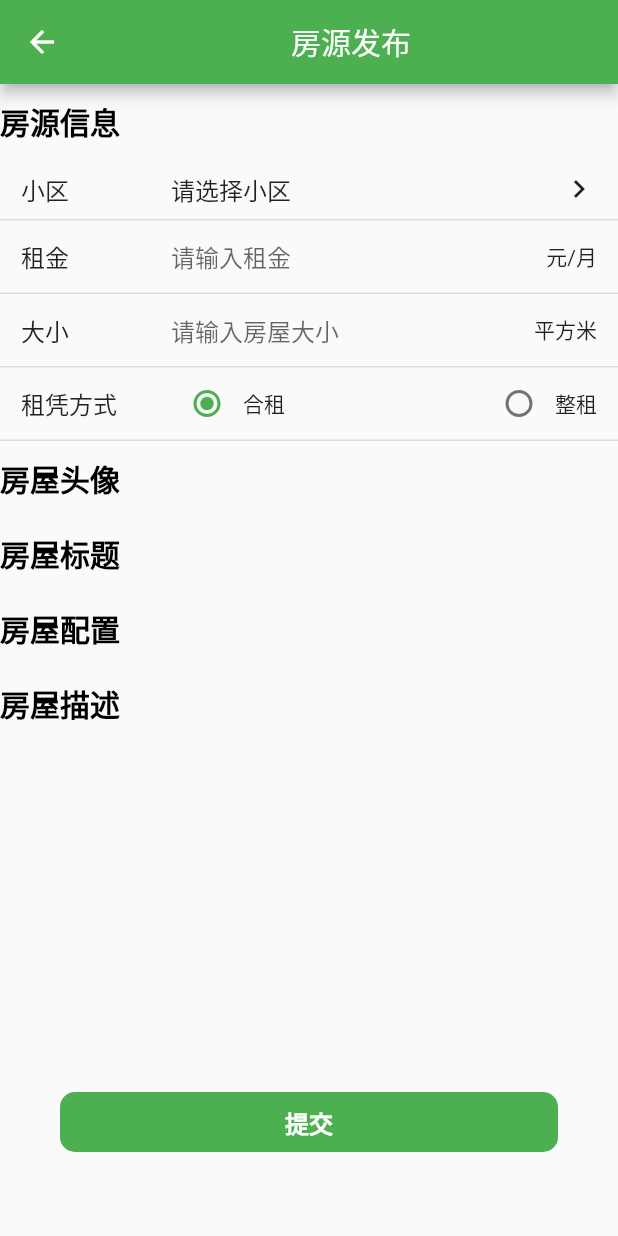
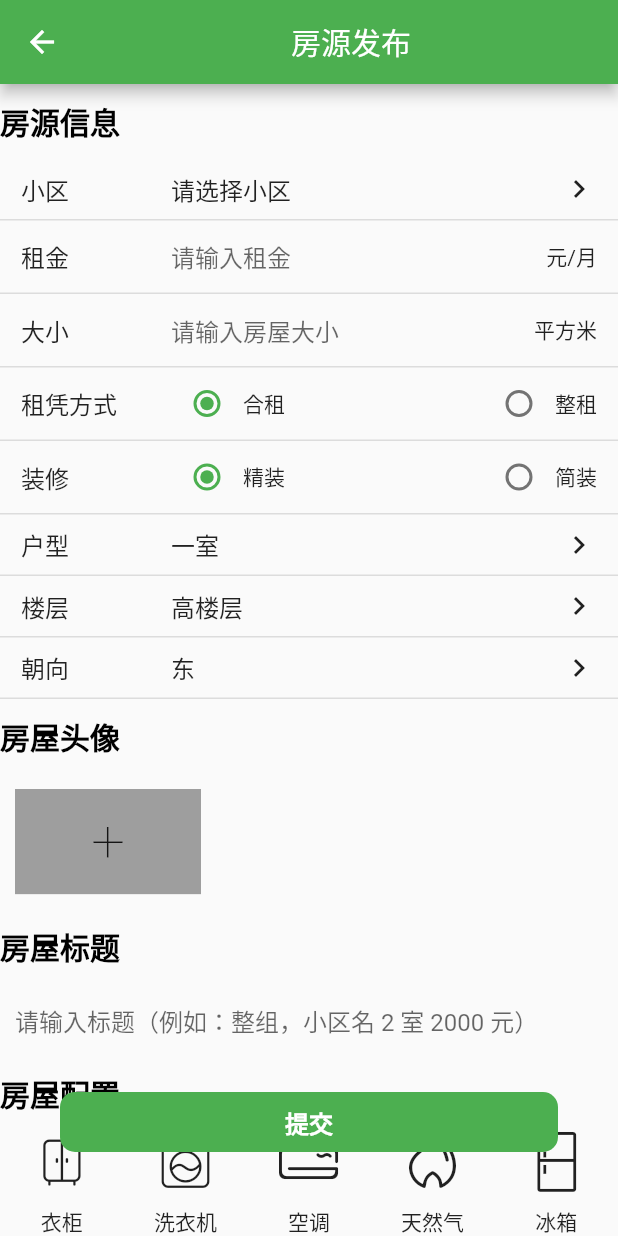
Before and after one commit to yangjinghua01/hook_up_rent1, a Flutter app: the RoomAddPage screen opened directly, on a phone screen of 412 x 824 dp. Run offline on Flutter 3.47's test engine with Material 2 defaults, Android fonts, the phone set to English and light mode, and no system bars; our stand-ins replace cached_network_image, fluro, flutter_swiper, fluttertoast, image_picker; network calls fail; statements that could not run were skipped; project files that could hold a hidden picture were left out.

Commit message:
发布房屋已经完成。提交代码

```diff
--- /dev/null
+++ b/lib/config.dart
@@ -0,0 +1,5 @@
+class Config {
+  static const commonIcon = 'CommonIcon';
+  static const baseUrl =
+      'https://www.fastmock.site/mock/432a14676095fee4c04836707d74972f/api';
+}
--- a/lib/room_add/index.dart
+++ b/lib/room_add/index.dart
@@ -2,8 +2,12 @@ import 'package:flutter/cupertino.dart';
 import 'package:flutter/material.dart';
 import 'package:hook_up_rent/widget/common_floating_button.dart';
 import 'package:hook_up_rent/widget/common_form_item.dart';
+import 'package:hook_up_rent/widget/common_image_picker.dart';
 import 'package:hook_up_rent/widget/common_radio_form_item.dart';
+import 'package:hook_up_rent/widget/common_select_form_item.dart';
 import 'package:hook_up_rent/widget/commont_title.dart';
+
+import '../room_appliance.dart';
 
 class RoomAddPage extends StatefulWidget {
   const RoomAddPage({Key? key}) : super(key: key);
@@ -76,11 +80,66 @@ class _RoomAddPageState extends State<RoomAddPage> {
               setState(() => rentType = index!);
             },
           ),
-
+          CommonRadioFormItem(
+            label: '装修',
+            options: const ['精装', '简装'],
+            value: decorationType,
+            onChange: (index) {
+              setState(() => decorationType = index!);
+            },
+          ),
+          CommonSelectFormItem(
+            label: '户型',
+            value: roomType,
+            onChange: (val) {
+              setState(() => roomType = val!);
+            },
+            options: const ['一室', '二室', '三室', '四室'],
+          ),
+          CommonSelectFormItem(
+            label: '楼层',
+            value: floor,
+            onChange: (val) {
+              setState(() => floor = val!);
+            },
+            options: const ['高楼层', '中楼层', '低楼层'],
+          ),
+          CommonSelectFormItem(
+            label: '朝向',
+            value: oriented,
+            onChange: (val) {
+              setState(() => oriented = val!);
+            },
+            options: const ['东', '南', '西', '北'],
+          ),
           CommonTitle(title: "房屋头像"),
+          const CommonImagePicker(),
           CommonTitle(title: "房屋标题"),
+          Container(
+            padding: const EdgeInsets.symmetric(horizontal: 10),
+            child: TextField(
+              controller: titleController,
+              decoration: const InputDecoration(
+                hintText: '请输入标题（例如：整组，小区名 2 室 2000 元）',
+                border: InputBorder.none,
+              ),
+            ),
+          ),
           CommonTitle(title: "房屋配置"),
-          CommonTitle(title: "房屋描述")
+          RoomAppliance((data) {}),
+          CommonTitle(title: "房屋描述"),
+          Container(
+            margin: const EdgeInsets.only(bottom: 100),
+            padding: const EdgeInsets.symmetric(horizontal: 10),
+            child: TextField(
+              controller: descController,
+              maxLines: 5,
+              decoration: const InputDecoration(
+                hintText: '请输入房屋描述信息',
+                border: InputBorder.none,
+              ),
+            ),
+          ),
         ],
       ),
       floatingActionButtonLocation: FloatingActionButtonLocation.centerFloat,
--- /dev/null
+++ b/lib/room_appliance.dart
@@ -0,0 +1,125 @@
+import 'dart:math';
+
+import 'package:flutter/material.dart';
+import 'package:hook_up_rent/widget/common_check_button.dart';
+
+import 'config.dart';
+
+
+class RoomApplianceItem {
+  final String title;
+  final int iconPoint;
+  final bool isChecked;
+
+  const RoomApplianceItem(this.title, this.iconPoint, this.isChecked);
+}
+
+const List<RoomApplianceItem> _dataList = [
+  RoomApplianceItem('衣柜', 0xe918, false),
+  RoomApplianceItem('洗衣机', 0xe917, false),
+  RoomApplianceItem('空调', 0xe90d, false),
+  RoomApplianceItem('天然气', 0xe90f, false),
+  RoomApplianceItem('冰箱', 0xe907, false),
+  RoomApplianceItem('暖气', 0xe910, false),
+  RoomApplianceItem('电视', 0xe908, false),
+  RoomApplianceItem('热水器', 0xe912, false),
+  RoomApplianceItem('宽带', 0xe90e, false),
+  RoomApplianceItem('沙发', 0xe913, false),
+];
+
+class RoomAppliance extends StatefulWidget {
+  final ValueChanged<List<RoomApplianceItem>>? onChange;
+
+  const RoomAppliance(this.onChange, {Key? key}) : super(key: key);
+
+  @override
+  State<RoomAppliance> createState() => _RoomApplianceState();
+}
+
+class _RoomApplianceState extends State<RoomAppliance> {
+  List<RoomApplianceItem> list = _dataList;
+
+  @override
+  Widget build(BuildContext context) {
+    return Wrap(
+      runSpacing: 20,
+      children: list
+          .map((item) => GestureDetector(
+                behavior: HitTestBehavior.translucent,
+                onTap: () {
+                  setState(() {
+                    list = list
+                        .map((inItem) => (inItem == item)
+                            ? RoomApplianceItem(
+                                item.title,
+                                item.iconPoint,
+                                !item.isChecked,
+                              )
+                            : inItem)
+                        .toList();
+                  });
+                  if (widget.onChange != null) {
+                    widget.onChange!(list);
+                  }
+                },
+                child: SizedBox(
+                  width: MediaQuery.of(context).size.width / 5,
+                  child: Column(
+                    children: [
+                      Icon(
+                        IconData(item.iconPoint, fontFamily: Config.commonIcon),
+                        size: 40,
+                      ),
+                      Padding(
+                        padding: const EdgeInsets.all(10),
+                        child: Text(item.title),
+                      ),
+                      CommonCheckButton(item.isChecked),
+                    ],
+                  ),
+                ),
+              ))
+          .toList(),
+    );
+  }
+}
+
+class RoomApplicanceList extends StatelessWidget {
+  final List<String> list;
+
+  const RoomApplicanceList(this.list, {Key? key}) : super(key: key);
+
+  @override
+  Widget build(BuildContext context) {
+    var showList =
+        _dataList.where((item) => list.contains(item.title)).toList();
+    showList = Random().nextInt(5) % 2 == 0 ? [] : showList;
+    if (showList.isEmpty) {
+      return Container(
+        padding: const EdgeInsets.only(left: 10),
+        child: const Text('暂无房屋配置信息'),
+      );
+    }
+
+    return Wrap(
+      runSpacing: 20,
+      children: showList
+          .map((item) => SizedBox(
+                width: MediaQuery.of(context).size.width / 5,
+                child: Column(
+                  children: [
+                    Icon(
+                      IconData(item.iconPoint, fontFamily: Config.commonIcon),
+                      size: 40,
+                    ),
+                    Padding(
+                      padding: const EdgeInsets.all(10),
+                      child: Text(item.title),
+                    ),
+                  ],
+                ),
+              ))
+          .toList(),
+    );
+  }
+}
--- a/lib/routes.dart
+++ b/lib/routes.dart
@@ -2,6 +2,7 @@ import 'package:fluro/fluro.dart';
 import 'package:flutter/material.dart';
 import 'package:hook_up_rent/home/index.dart';
 import 'package:hook_up_rent/login.dart';
+import 'package:hook_up_rent/page_content.dart';
 import 'package:hook_up_rent/register.dart';
 import 'package:hook_up_rent/room_add/index.dart';
 import 'package:hook_up_rent/room_detail/index.dart';
@@ -19,6 +20,7 @@ class Routes {
   static String setting = '/setting';
   static String roomManager = '/roomManager';
   static String roomAdd ='room_add';
+  static String seach ='search';
 //2.定义路由处理函数
   static Handler _homeHandler =
       Handler(handlerFunc: (BuildContext context, Map<String, dynamic> params) {
@@ -52,6 +54,10 @@ class Routes {
   Handler(handlerFunc: (BuildContext context, Map<String, dynamic> params) {
     return RoomAddPage();
   });
+  static Handler _seachHandler =
+  Handler(handlerFunc: (BuildContext context, Map<String, dynamic> params) {
+    return PageContent("seach");
+  });
 //3。编写configureRouter 关联路由名称和处理函数
   static void configureRoutes(FluroRouter router) {
     router.define(home, handler: _homeHandler);
@@ -59,8 +65,9 @@ class Routes {
     router.define(setting, handler: _settingHandler);
     router.define(roomDetal, handler: _roomDetailHandler);
     router.define(register, handler: _registerHandler);
-    router.define(register, handler: _registerHandler);
+    router.define(roomManager, handler: _roomManagerHandler);
     router.define(roomAdd, handler: _roomAddHandler);
+    router.define(seach, handler: _seachHandler);
     router.notFoundHandler=_notFoundHandler;
   }
 }
--- /dev/null
+++ b/lib/widget/common_image_picker.dart
@@ -0,0 +1,106 @@
+import 'dart:io';
+import 'package:image_picker/image_picker.dart';
+import 'package:flutter/material.dart';
+
+const List<String> defaultImages = [
+  'http://ww3.sinaimg.cn/large/006y8mN6ly1g6e2tdgve1j30ku0bsn75.jpg',
+  'http://ww3.sinaimg.cn/large/006y8mN6ly1g6e2whp87sj30ku0bstec.jpg',
+  'http://ww3.sinaimg.cn/large/006y8mN6ly1g6e2tl1v3bj30ku0bs77z.jpg',
+];
+
+// 设置图片宽高
+var imageWidth = 750.0;
+var imageHeight = 424.0;
+var imageWidgetHeightRatio = imageWidth / imageHeight; // 宽高比
+
+class CommonImagePicker extends StatefulWidget {
+  final ValueChanged? onChange;
+
+  const CommonImagePicker({Key? key, this.onChange}) : super(key: key);
+
+  @override
+  State<CommonImagePicker> createState() => _CommonImagePickerState();
+}
+
+class _CommonImagePickerState extends State<CommonImagePicker> {
+  List<XFile> files = [];
+  final _picker = ImagePicker();
+
+  _pickImage() async {
+    XFile? image = await _picker.pickImage(source: ImageSource.gallery);
+    if (image == null) return;
+    setState(() {
+      files.add(image);
+      // 通知父级数据发生变化
+      if (widget.onChange != null) {
+        widget.onChange!(files);
+      }
+    });
+  }
+
+  @override
+  Widget build(BuildContext context) {
+    var width = (MediaQuery.of(context).size.width - 10 * 4) / 3;
+    var height = width / imageWidgetHeightRatio;
+
+    Widget addButton = GestureDetector(
+      onTap: () => _pickImage(),
+      behavior: HitTestBehavior.translucent,
+      child: Container(
+        width: width,
+        height: height,
+        color: Colors.grey,
+        child: const Center(
+          child: Text(
+            '+',
+            style: TextStyle(fontSize: 40, fontWeight: FontWeight.w100),
+          ),
+        ),
+      ),
+    );
+
+    Widget wrapper(XFile file) {
+      return Stack(
+        clipBehavior: Clip.none,
+        children: [
+          Image.file(
+            File(file.path),
+            width: width,
+            height: height,
+            fit: BoxFit.cover,
+          ),
+          Positioned(
+            right: -20,
+            top: -20,
+            child: IconButton(
+              onPressed: () {
+                setState(() {
+                  files.remove(file);
+                  if (widget.onChange != null) {
+                    widget.onChange!(file);
+                  }
+                });
+              },
+              icon: const Icon(
+                Icons.delete_forever,
+                color: Colors.red,
+              ),
+            ),
+          ),
+        ],
+      );
+    }
+
+    List<Widget> list = files.map((item) => wrapper(item)).toList()
+      ..add(addButton);
+
+    return Container(
+      padding: const EdgeInsets.all(10),
+      child: Wrap(
+        spacing: 10,
+        runSpacing: 10,
+        children: list,
+      ),
+    );
+  }
+}
--- /dev/null
+++ b/lib/widget/common_select_form_item.dart
@@ -0,0 +1,58 @@
+import 'package:flutter/material.dart';
+import 'package:hook_up_rent/utils/common_picker/index.dart';
+
+import 'common_form_item.dart';
+
+
+class CommonSelectFormItem extends StatelessWidget {
+  final String label;
+  final List<String>? options;
+  final int? value;
+  final ValueChanged<int?>? onChange;
+
+  const CommonSelectFormItem({
+    Key? key,
+    required this.label,
+    this.options,
+    this.value,
+    this.onChange,
+  }) : super(key: key);
+
+  @override
+  Widget build(BuildContext context) {
+    return CommonFormItem(
+      label: label,
+      contentBuilder: (context) {
+        return GestureDetector(
+          behavior: HitTestBehavior.translucent,
+          onTap: () {
+            var result = CommonPicker.showPicker(
+              context: context,
+              options: options,
+              value: value,
+            );
+            result?.then((selectedValue) => {
+                  if (value != selectedValue &&
+                      selectedValue != null &&
+                      onChange != null)
+                    onChange!(selectedValue)
+                });
+          },
+          child: SizedBox(
+            height: 40,
+            child: Row(
+              mainAxisAlignment: MainAxisAlignment.spaceBetween,
+              children: [
+                Text(
+                  options![value!],
+                  style: const TextStyle(fontSize: 16),
+                ),
+                const Icon(Icons.keyboard_arrow_right)
+              ],
+            ),
+          ),
+        );
+      },
+    );
+  }
+}
--- a/pubspec.yaml
+++ b/pubspec.yaml
@@ -33,6 +33,7 @@ dependencies:
   flutter_swiper: "^1.1.6"
   cached_network_image: "^3.2.0"
   fluttertoast: "^7.0.2"
+  image_picker: ^0.8.5 # 图片选择
 
   # The following adds the Cupertino Icons font to your application.
   # Use with the CupertinoIcons class for iOS style icons.
@@ -60,7 +61,10 @@ flutter:
   # included with your application, so that you can use the icons in
   # the material Icons class.
   uses-material-design: true
-
+  fonts:
+    - family: CommonIcon
+      fonts:
+        - asset: static/fonts/iconfont.ttf
   # To add assets to your application, add an assets section, like this:
   assets:
     - static/images/home_index_navigator_total.png
```
Also changed, not shown: lib/utils/common_picker/index.dart (added, +57 -0 lines), lib/widget/common_check_button.dart (added, +14 -0 lines), pubspec.lock, static/fonts/iconfont.svg (added), static/fonts/iconfont.ttf (added), 1 other file.
